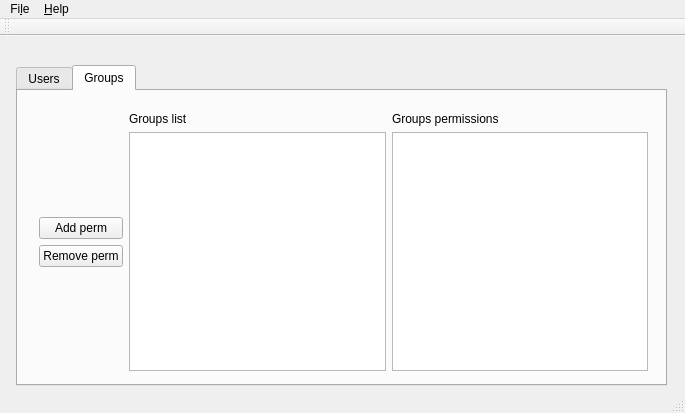
First picture: the form in MainWindow.ui, repository Credid/credid-client-qt, before the edit.
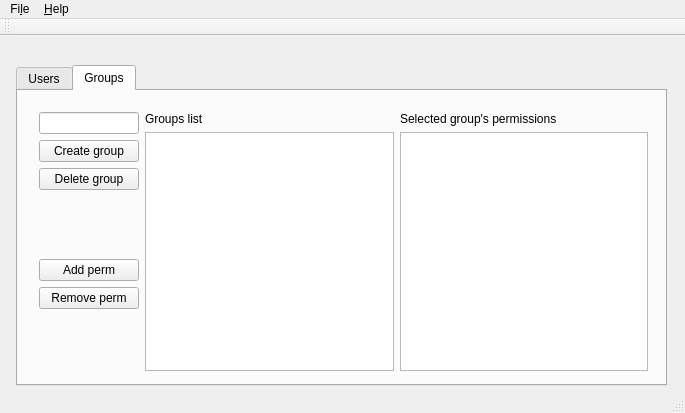
Second picture: the form after the edit. The open tabs and pages were chosen to show the change.

Commit message: Add list group perms

```diff
--- a/MainWindow.ui
+++ b/MainWindow.ui
@@ -224,6 +224,23 @@
       <layout class="QHBoxLayout" name="layoutGroups">
        <item>
         <layout class="QVBoxLayout" name="verticalLayout_5">
+         <item>
+          <widget class="QLineEdit" name="newGroupName"/>
+         </item>
+         <item>
+          <widget class="QPushButton" name="newGroup">
+           <property name="text">
+            <string>Create group</string>
+           </property>
+          </widget>
+         </item>
+         <item>
+          <widget class="QPushButton" name="removeGroup">
+           <property name="text">
+            <string>Delete group</string>
+           </property>
+          </widget>
+         </item>
          <item>
           <spacer name="verticalSpacer_3">
            <property name="orientation">
@@ -285,7 +302,7 @@
          <item>
           <widget class="QLabel" name="groupname">
            <property name="text">
-            <string>Groups permissions</string>
+            <string>Selected group's permissions</string>
            </property>
           </widget>
          </item>
```
Left out of the diff: 2 changed lines with no effect on the pictures. The commit also changes 2 other files.
